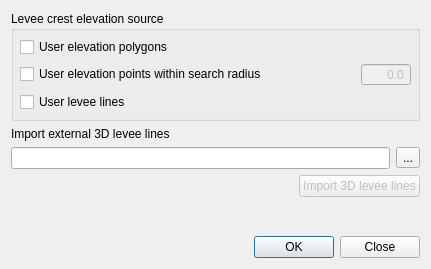
Qt form flo2d/ui/levees_elevation.ui (FLO-2DSoftware/qgis-flo-2d-plugin) before a commit.
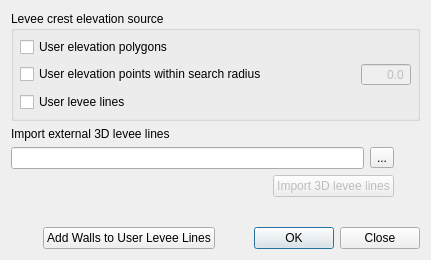
The same form after that commit.

Commit message: LEVEES: Build levees from walls. Levees dialog with neighbours and fail data. ISSUES: 1000 at a time

```diff
--- a/flo2d/ui/levees_elevation.ui
+++ b/flo2d/ui/levees_elevation.ui
@@ -7,7 +7,7 @@
     <x>0</x>
     <y>0</y>
     <width>431</width>
-    <height>269</height>
+    <height>260</height>
    </rect>
   </property>
   <property name="sizePolicy">
@@ -19,8 +19,8 @@
   <property name="windowTitle">
    <string>Levees elevation tool</string>
   </property>
-  <layout class="QGridLayout" name="gridLayout">
-   <item row="0" column="0">
+  <layout class="QGridLayout" name="gridLayout_3">
+   <item row="0" column="0" colspan="2">
     <widget class="QGroupBox" name="elev_src_frame">
      <property name="title">
       <string>Levee crest elevation source</string>
@@ -109,16 +109,6 @@
      </layout>
     </widget>
    </item>
-   <item row="11" column="0">
-    <widget class="QDialogButtonBox" name="buttonBox">
-     <property name="orientation">
-      <enum>Qt::Horizontal</enum>
-     </property>
-     <property name="standardButtons">
-      <set>QDialogButtonBox::Close|QDialogButtonBox::Ok</set>
-     </property>
-    </widget>
-   </item>
    <item row="1" column="0">
     <widget class="QLabel" name="label">
      <property name="text">
@@ -126,19 +116,6 @@
      </property>
     </widget>
    </item>
-   <item row="5" column="0">
-    <spacer name="verticalSpacer">
-     <property name="orientation">
-      <enum>Qt::Vertical</enum>
-     </property>
-     <property name="sizeHint" stdset="0">
-      <size>
-       <width>20</width>
-       <height>40</height>
-      </size>
-     </property>
-    </spacer>
-   </item>
    <item row="2" column="0">
     <layout class="QHBoxLayout" name="horizontalLayout">
      <property name="bottomMargin">
@@ -189,6 +166,70 @@
      </item>
     </layout>
    </item>
+   <item row="4" column="1">
+    <spacer name="verticalSpacer">
+     <property name="orientation">
+      <enum>Qt::Vertical</enum>
+     </property>
+     <property name="sizeHint" stdset="0">
+      <size>
+       <width>20</width>
+       <height>40</height>
+      </size>
+     </property>
+    </spacer>
+   </item>
+   <item row="5" column="0" colspan="2">
+    <layout class="QGridLayout" name="gridLayout_2">
+     <item row="0" column="0">
+      <spacer name="horizontalSpacer_3">
+       <property name="orientation">
+        <enum>Qt::Horizontal</enum>
+       </property>
+       <property name="sizeHint" stdset="0">
+        <size>
+         <width>40</width>
+         <height>20</height>
+        </size>
+       </property>
+      </spacer>
+     </item>
+     <item row="0" column="1">
+      <layout class="QGridLayout" name="gridLayout">
+       <item row="0" column="0">
+        <widget class="QPushButton" name="create_walls_btn">
+         <property name="text">
+          <string>Add Walls to User Levee Lines</string>
+         </property>
+        </widget>
+       </item>
+       <item row="0" column="1">
+        <spacer name="horizontalSpacer_2">
+         <property name="orientation">
+          <enum>Qt::Horizontal</enum>
+         </property>
+         <property name="sizeHint" stdset="0">
+          <size>
+           <width>40</width>
+           <height>20</height>
+          </size>
+         </property>
+        </spacer>
+       </item>
+       <item row="0" column="2">
+        <widget class="QDialogButtonBox" name="levees_tool_buttonBox">
+         <property name="orientation">
+          <enum>Qt::Horizontal</enum>
+         </property>
+         <property name="standardButtons">
+          <set>QDialogButtonBox::Close|QDialogButtonBox::Ok</set>
+         </property>
+        </widget>
+       </item>
+      </layout>
+     </item>
+    </layout>
+   </item>
   </layout>
  </widget>
  <resources/>
```
Left out of the diff: 32 changed lines with no effect on the pictures. The commit also changes 29 other files.
